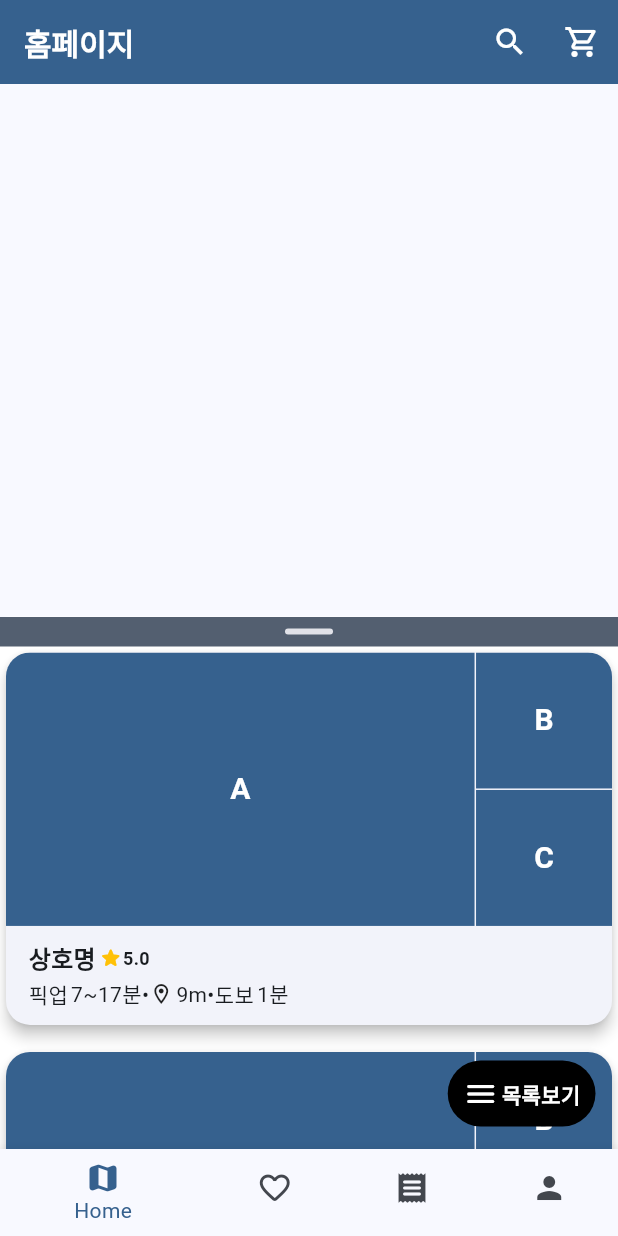
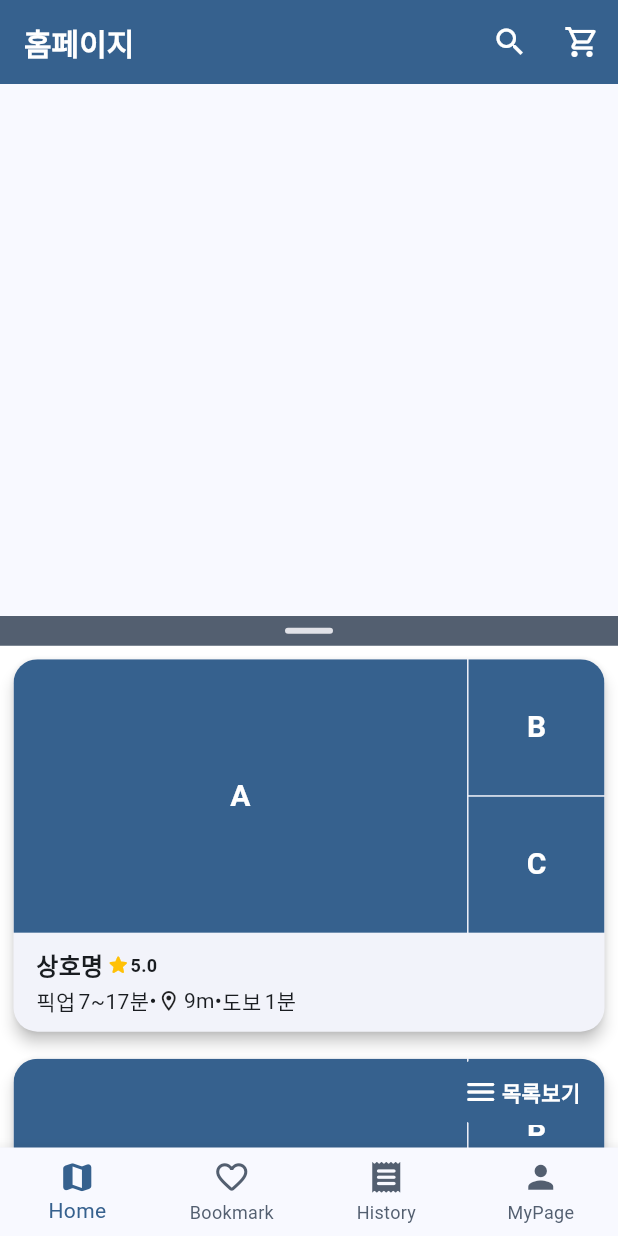
Before and after one commit to justddan/Angel_Eats_Test, a Flutter app: the screen it shows after launch, on a phone screen of 412 x 824 dp. Run offline on Flutter 3.47's test engine with Material 3 defaults, Android fonts, the phone set to English and light mode, and no system bars; our stand-ins replace geolocator, go_router; missing offline and left inert: flutter_naver_map.

Commit message:
바텀 네비게이션 바 수정

```diff
--- a/lib/common/widgets/main_navigation/main_navigation_screen.dart
+++ b/lib/common/widgets/main_navigation/main_navigation_screen.dart
@@ -85,6 +85,7 @@ class _MainNavigationScreenState extends State<MainNavigationScreen> {
         ],
       ),
       bottomNavigationBar: BottomNavigationBar(
+        type: BottomNavigationBarType.fixed,
         items: const <BottomNavigationBarItem>[
           BottomNavigationBarItem(
             icon: Icon(Icons.map_rounded),
@@ -105,9 +106,11 @@ class _MainNavigationScreenState extends State<MainNavigationScreen> {
         ],
         currentIndex: _selectedIndex,
         selectedItemColor: colorScheme.primary,
-          unselectedItemColor: colorScheme.onSurfaceVariant,
+        unselectedItemColor: colorScheme.secondary,
         onTap: _onTap,
         backgroundColor: colorScheme.surface,
-        ));
+        iconSize: 25,
+      ),
+    );
   }
 }
--- a/lib/features/home/views/home_screen.dart
+++ b/lib/features/home/views/home_screen.dart
@@ -418,8 +418,8 @@ class _HomeScreenState extends State<HomeScreen> {
               child: GestureDetector(
                 onTap: _goToCurrentLocation,
                 child: Container(
-                  decoration: const BoxDecoration(
-                    color: Colors.black,
+                  decoration: BoxDecoration(
+                    color: colorScheme.primary,
                     shape: BoxShape.circle,
                   ),
                   padding: const EdgeInsets.all(10),
@@ -440,9 +440,9 @@ class _HomeScreenState extends State<HomeScreen> {
               child: GestureDetector(
                 onTap: _toggleListView,
                 child: Container(
-                  decoration: const BoxDecoration(
-                    color: Colors.black,
-                    borderRadius: BorderRadius.all(
+                  decoration: BoxDecoration(
+                    color: colorScheme.primary,
+                    borderRadius: const BorderRadius.all(
                       Radius.circular(30),
                     ),
                   ),
--- a/lib/features/home/views/widgets/draggable_sheet_view.dart
+++ b/lib/features/home/views/widgets/draggable_sheet_view.dart
@@ -81,6 +81,7 @@ class _DraggableSheetViewState extends State<DraggableSheetView> {
                     ListView.separated(
                       shrinkWrap: true,
                       physics: const NeverScrollableScrollPhysics(),
+                      padding: const EdgeInsets.all(5),
                       itemBuilder: (context, index) {
                         return const DraggableSheetCard();
                       },
--- a/lib/main.dart
+++ b/lib/main.dart
@@ -26,6 +26,8 @@ class AngelEatsTestApp extends StatelessWidget {
       theme: ThemeData(
         useMaterial3: true,
         colorScheme: ColorScheme.fromSeed(seedColor: Colors.blue),
+        splashColor: Colors.transparent,
+        highlightColor: Colors.transparent,
       ),
     );
   }
```
Lines whose indentation alone changed are shown as unchanged.
